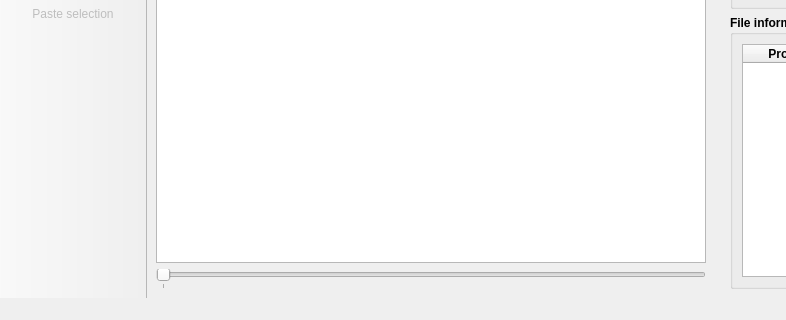
Before: the Qt Designer form mainwindow.ui in FilePhil/blinkgui, drawn with Qt 5; both pictures show x 0 to 786 and y 350 to 670 of the 953 by 670 pixel window.
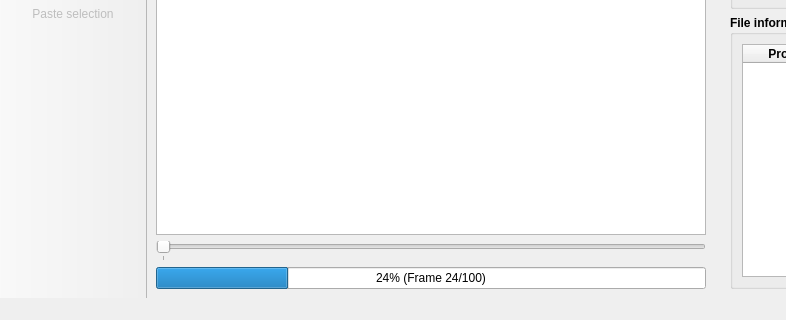
After: the same form once the commit is applied. Icons and pictures are not drawn. Custom widgets are drawn as their Qt base class.

```diff
--- a/mainwindow.ui
+++ b/mainwindow.ui
@@ -169,6 +169,16 @@
           </property>
          </widget>
         </item>
+        <item>
+         <widget class="QProgressBar" name="progressBar">
+          <property name="value">
+           <number>24</number>
+          </property>
+          <property name="format">
+           <string>%p% (Frame %v/%m)</string>
+          </property>
+         </widget>
+        </item>
        </layout>
       </item>
      </layout>
```
Left out of the diff: 8 changed lines with no effect on the pictures.
